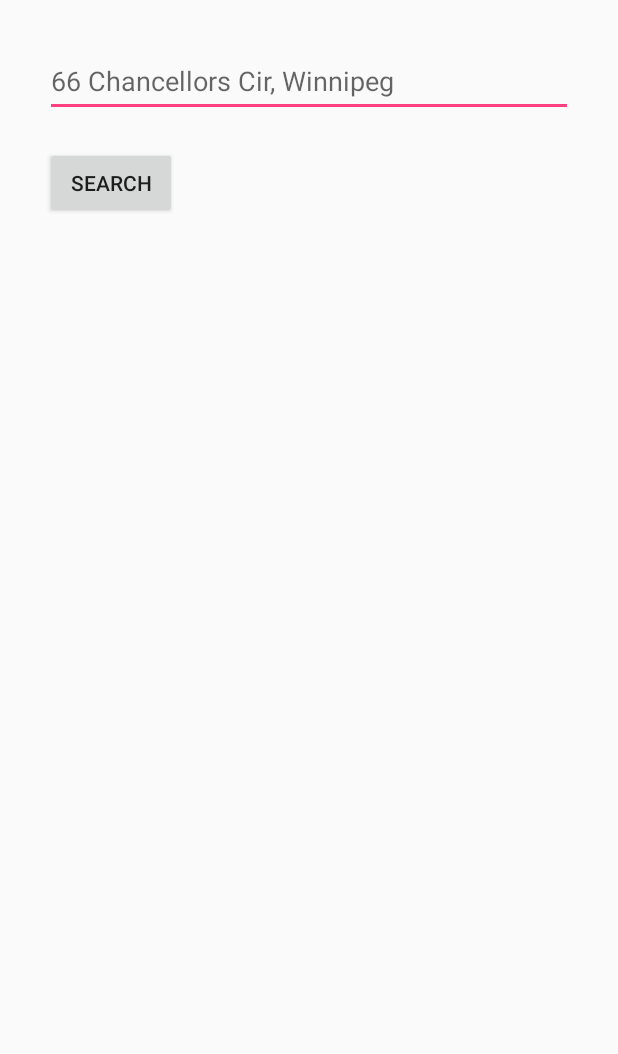
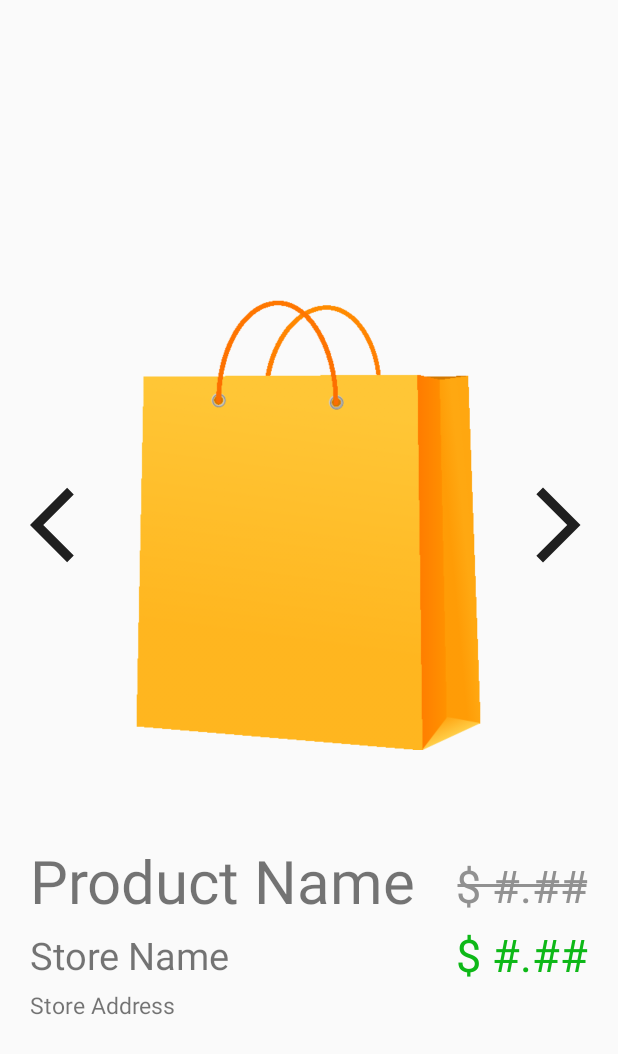
Before and after one commit to timonchen/GoCart, an Android app: the screen it shows after launch (FindClosetStoreActivity before the commit, DealsActivity after it), on a phone screen of 412 x 824 dp. Shown: the top 1054 px of the screen. Run offline under Robolectric (Android 15) with nearby library versions, the phone set to English and light mode, and no system bars; 16 statements that could not run were skipped.

Commit message:
Fully implemented view deals

```diff
--- a/app/src/main/java/comp3350/GoCart/business/AccessStoreProduct.java
+++ b/app/src/main/java/comp3350/GoCart/business/AccessStoreProduct.java
@@ -1,6 +1,8 @@
 package comp3350.GoCart.business;
 
 import java.math.BigDecimal;
+import java.math.RoundingMode;
+import java.security.ProtectionDomain;
 import java.util.ArrayList;
 import java.util.Collections;
 import java.util.List;
@@ -19,7 +21,6 @@ public class AccessStoreProduct {
     private StoreProductPersistence storeProductPersistence;
     private List<StoreProduct> storeProducts;
     private AccessProducts accessProducts;
-
 
 
     public AccessStoreProduct(){
@@ -107,6 +108,25 @@ public class AccessStoreProduct {
         return result;
     }
 
+    // Variation of findCheapestStore
+    // Given a product, this method will find the cheapest store that sells that product
+    public StoreProduct findCheapestStore(Product product) {
+        List<StoreProduct> storeProducts = findAllProducts(product);    // List containing all variations of a product
+        StoreProduct cheapestStore = null;
+
+        // Loop through all the storeProducts to find the cheapest storeProduct
+        int length = storeProducts.size();
+        for (int i = 0; i < length; i++) {
+            StoreProduct curr = storeProducts.get(i);
+
+            if (cheapestStore == null || (cheapestStore.getPrice().compareTo(curr.getPrice()) == 1)) {  // if .compareTo() returns 1, then cheapestStore's price is more expensive than curr
+                cheapestStore = curr;
+            }
+        }
+
+        return cheapestStore;
+    }
+
 
     //Calculates Total price at given store for list of products
     public BigDecimal calculateTotal(List<Product> currentProducts,List<Integer> quant, String storeID){
@@ -134,5 +154,41 @@ public class AccessStoreProduct {
         return runningTotal;
     }
 
+    /* All stores sell a product at a different price. Although the stores are selling the same product, their pices vary amongst stores.
+     * The purpose of this method is to get all the possible variants of a product
+     */
+    private List<StoreProduct> findAllProducts(Product product) {
+        List<StoreProduct> storeProducts = storeProductPersistence.getAllStoreProducts();   // List of all StoreProducts
+        List<StoreProduct> matchingStoreProducts = new ArrayList<StoreProduct>();    // List of all StoreProducts with a matching product as the parameter
+
+        // Get a list of all storeProducts that match with product
+        int length = storeProducts.size();
+        for (int i = 0; i < length; i++) {
+            StoreProduct curr = storeProducts.get(i);   // Current storeProduct
+
+            // StoreProducts of the same Product have the same name, so use that in the comparison
+            if (product.getProductName().equals(curr.getProductName())) {
+                matchingStoreProducts.add(curr);
+            }
+        }
+
+        return matchingStoreProducts;
+    }
+
+    public BigDecimal findAveragePrice(Product product) {
+        BigDecimal avgPrice = new BigDecimal(0);
+        List<StoreProduct> matchingStoreProducts = findAllProducts(product);
+
+        // Add up all the prices
+        int length = matchingStoreProducts.size();
+        for (int i = 0; i < length; i++) {
+            avgPrice = avgPrice.add(matchingStoreProducts.get(i).getPrice());
+        }
+
+        // Divide by length to find average
+        avgPrice = avgPrice.divide(BigDecimal.valueOf(length), 2, RoundingMode.DOWN);
+
+        return avgPrice;
+    }
 
 }
--- a/app/src/main/java/comp3350/GoCart/persistence/ProductPersistence.java
+++ b/app/src/main/java/comp3350/GoCart/persistence/ProductPersistence.java
@@ -12,10 +12,4 @@ public interface ProductPersistence {
     List<Product> searchProductsByName(String productName);
 
     List<Product> getAllProducts();
-    /*
-    Product insertProduct(Product toInsert);
-    Product updateProduct(Product toUpdate);
-    boolean deleteProduct(Product toDelete);
-    List<Product> getProduct(Product currentProduct);
-    */
 }
--- a/app/src/main/java/comp3350/GoCart/persistence/StorePersistence.java
+++ b/app/src/main/java/comp3350/GoCart/persistence/StorePersistence.java
@@ -5,7 +5,6 @@ import java.util.List;
 import comp3350.GoCart.objects.Store;
 
 public interface StorePersistence {
-    //List<Store> getStore(Store currentStore);
     List<Store> getAllStores();
 
 }
--- a/app/src/main/java/comp3350/GoCart/persistence/StoreProductPersistence.java
+++ b/app/src/main/java/comp3350/GoCart/persistence/StoreProductPersistence.java
@@ -6,8 +6,6 @@ import comp3350.GoCart.objects.Store;
 import comp3350.GoCart.objects.StoreProduct;
 
 public interface StoreProductPersistence {
-
-
     List<StoreProduct> getStoreProducts(final String storeID);
-
+    List<StoreProduct> getAllStoreProducts();
 }
--- a/app/src/main/java/comp3350/GoCart/persistence/hsqldb/StoreProductPersistenceHSQLDB.java
+++ b/app/src/main/java/comp3350/GoCart/persistence/hsqldb/StoreProductPersistenceHSQLDB.java
@@ -64,4 +64,25 @@ public class StoreProductPersistenceHSQLDB implements StoreProductPersistence {
             throw new PersistenceException(e);
         }
     }
+
+    @Override
+    public List<StoreProduct> getAllStoreProducts() {
+        final List<StoreProduct> storeProducts = new ArrayList<>();
+
+        try (final Connection c = connection()) {
+            final Statement st = c.createStatement();
+            final ResultSet rs = st.executeQuery("SELECT * FROM STORES_PRODUCTS");
+            while (rs.next()) {
+                final StoreProduct sp = fromResultSet(rs);
+                storeProducts.add(sp);
+            }
+            rs.close();
+            st.close();
+        }
+        catch (final SQLException e) {
+            throw new PersistenceException(e);
+        }
+
+        return storeProducts;
+    }
 }
--- a/app/src/main/java/comp3350/GoCart/persistence/stubs/StoreProductPersistenceStub.java
+++ b/app/src/main/java/comp3350/GoCart/persistence/stubs/StoreProductPersistenceStub.java
@@ -139,4 +139,9 @@ public class StoreProductPersistenceStub implements StoreProductPersistence {
         }
         return newStoreProducts;
     }
+
+    @Override
+    public List<StoreProduct> getAllStoreProducts(){
+        return null;
+    }
 }
--- /dev/null
+++ b/app/src/main/java/comp3350/GoCart/presentation/DealsActivity.java
@@ -0,0 +1,127 @@
+package comp3350.GoCart.presentation;
+
+import android.app.Activity;
+import android.os.Bundle;
+import android.view.View;
+import android.widget.ImageView;
+import android.widget.TextView;
+
+import androidx.annotation.Nullable;
+
+import comp3350.GoCart.R;
+import comp3350.GoCart.business.AccessProducts;
+import comp3350.GoCart.business.AccessStoreProduct;
+import comp3350.GoCart.business.AccessStores;
+import comp3350.GoCart.objects.Product;
+import comp3350.GoCart.objects.Store;
+import comp3350.GoCart.objects.StoreProduct;
+
+import java.math.BigDecimal;
+import java.util.ArrayList;
+import java.util.List;
+
+public class DealsActivity extends Activity {
+    private List<StoreProduct> productsOnDisplay;
+    private List<Product> products;
+    private BigDecimal[] avgPrices;     // avgPrice at an index represents the average price of a product for a product located at the same index in the products arraylist
+    private int currDisplayIndex;
+
+    // Views
+    private ImageView prevButton;
+    private ImageView nextButton;
+    private TextView productName;
+    private TextView storeName;
+    private TextView storeAddress;
+    private TextView avgPrice;
+    private TextView salePrice;
+
+    @Override
+    protected void onCreate(@Nullable Bundle savedInstanceState) {
+        super.onCreate(savedInstanceState);
+        setContentView(R.layout.activity_deals);
+
+        // Find views in activity and assign them to an instance variable
+        prevButton = findViewById(R.id.prevButton);
+        nextButton = findViewById(R.id.nextButton);
+        productName = findViewById(R.id.productName);
+        storeName = findViewById(R.id.storeName);
+        storeAddress = findViewById(R.id.storeAddress);
+        avgPrice = findViewById(R.id.avgPrice);
+        salePrice = findViewById(R.id.salePrice);
+
+        productsOnDisplay = new ArrayList<StoreProduct>();
+
+        // Get all products
+        AccessProducts accessProducts = new AccessProducts();
+        products = accessProducts.getProducts();
+
+        avgPrices = new BigDecimal[products.size()];
+        currDisplayIndex = 0;
+
+        // Initialize first item on display
+        updateProductsDisplay();
+        displayProduct();
+
+        // User clicks on the next arrow
+        nextButton.setOnClickListener(new View.OnClickListener() {
+            @Override
+            public void onClick(View v) {
+                // There are products.size() products that we can display. Prevent user from going beyond that
+                if (currDisplayIndex +1 < products.size()) {
+                    currDisplayIndex++;
+
+                    // There are more products to display, so update our list to add it
+                    if (currDisplayIndex >= productsOnDisplay.size())
+                        updateProductsDisplay();
+
+                    displayProduct();
+                }
+            }
+        });
+
+        // User clicks on the previous arrow
+        prevButton.setOnClickListener(new View.OnClickListener() {
+            @Override
+            public void onClick(View v) {
+                currDisplayIndex--;
+
+                if (currDisplayIndex >= 0)
+                    displayProduct();
+                else    // Can't have negative index, set it back to 0
+                    currDisplayIndex = 0;
+            }
+        });
+    }
+
+    // Display product and store information of StoreProduct from productOnDisplay at index currDisplayIndex
+    private void displayProduct() {
+        StoreProduct productToDisplay = productsOnDisplay.get(currDisplayIndex);
+
+        // Get store that sells this product
+        AccessStores accessStores = new AccessStores();
+        Store store = accessStores.getStoreByID(productToDisplay.getStoreId());
+
+        // Change views in Activity to match product and store's information
+        storeName.setText(store.getStoreName());
+        storeAddress.setText(store.getStoreAddress());
+        productName.setText(productToDisplay.getProductName());
+        salePrice.setText("$ " + productToDisplay.getPrice().toString());
+        avgPrice.setText("$ " + avgPrices[currDisplayIndex].toString());
+    }
+
+    /* Only call this method if currDisplayIndex >= productsOnDisplay.length
+     * This method updates the list of products on display by adding a new StoreProduct on productsOnDisplay
+     * It uses product at index currDisplayIndex from products list, and finds an appropriate StoreProduct equivalent which gets appended to the end of productsOnDisp[lay
+     */
+    private void updateProductsDisplay() {
+        Product newProduct = products.get(currDisplayIndex);
+        AccessStoreProduct accessStoreProduct = new AccessStoreProduct();
+
+        // Get the average price for product
+        avgPrices[currDisplayIndex] = accessStoreProduct.findAveragePrice(newProduct);
+
+        // Add the cheapest StoreProduct that contains the product to the list
+        productsOnDisplay.add(accessStoreProduct.findCheapestStore(newProduct));
+    }
+
+}
--- a/app/src/main/java/comp3350/GoCart/presentation/ProductsRecViewAdapter.java
+++ b/app/src/main/java/comp3350/GoCart/presentation/ProductsRecViewAdapter.java
@@ -52,11 +52,6 @@ public class ProductsRecViewAdapter extends RecyclerView.Adapter<ProductsRecView
     public void onBindViewHolder(@NonNull ViewHolder holder, int position) {
         holder.productName.setText(products.get(position).getProductName());
         holder.productPrice.setText(products.get(position).getPrice().toString());
-
-
-
-        // String price = "$" + products.get(position).getProductPrice().toString();
-        // holder.productPrice.setText(price);
     }
 
     @Override
--- /dev/null
+++ b/app/src/main/res/drawable/arrow_left.xml
@@ -0,0 +1,5 @@
+<vector android:autoMirrored="true" android:height="60dp"
+    android:tint="#1f1f1f" android:viewportHeight="24"
+    android:viewportWidth="24" android:width="60dp" xmlns:android="http://schemas.android.com/apk/res/android">
+    <path android:fillColor="@android:color/white" android:pathData="M11.67,3.87L9.9,2.1 0,12l9.9,9.9 1.77,-1.77L3.54,12z"/>
+</vector>
--- /dev/null
+++ b/app/src/main/res/drawable/arrow_right.xml
@@ -0,0 +1,5 @@
+<vector android:autoMirrored="true" android:height="60dp"
+    android:tint="#1f1f1f" android:viewportHeight="24"
+    android:viewportWidth="24" android:width="60dp" xmlns:android="http://schemas.android.com/apk/res/android">
+    <path android:fillColor="@android:color/white" android:pathData="M6.23,20.23l1.77,1.77l10,-10l-10,-10l-1.77,1.77l8.23,8.23z"/>
+</vector>
--- /dev/null
+++ b/app/src/main/res/drawable/price_dash.xml
@@ -0,0 +1,8 @@
+<?xml version="1.0" encoding="utf-8"?>
+<shape xmlns:android="http://schemas.android.com/apk/res/android"
+    android:shape="line">
+    <stroke
+        android:width="2dp"
+        android:color="#919191"
+        />
+</shape>
--- /dev/null
+++ b/app/src/main/res/layout/activity_deals.xml
@@ -0,0 +1,120 @@
+<?xml version="1.0" encoding="utf-8"?>
+<RelativeLayout xmlns:android="http://schemas.android.com/apk/res/android"
+    android:layout_width="match_parent"
+    android:layout_height="match_parent"
+    xmlns:tools="http://schemas.android.com/tools"
+    tools:context="comp3350.GoCart.presentation.DealsActivity">
+
+    <!-- Layout for product image and arrows -->
+    <RelativeLayout
+        android:id="@+id/productLayout"
+        android:layout_width="wrap_content"
+        android:layout_height="wrap_content"
+        android:layout_marginTop="200dp">
+        <!-- Product Image -->
+        <ImageView
+            android:id="@+id/productImage"
+            android:layout_width="250dp"
+            android:layout_height="300dp"
+
+            android:src="@drawable/shopping_bag"
+            android:layout_centerHorizontal="true"
+            />
+
+        <RelativeLayout
+            android:layout_width="wrap_content"
+            android:layout_height="wrap_content"
+            android:layout_marginTop="120dp">
+
+            <!-- Left button -->
+            <ImageView
+                android:id="@+id/prevButton"
+                android:layout_width="wrap_content"
+                android:layout_height="wrap_content"
+                android:src="@drawable/arrow_left"
+                android:layout_marginLeft="20dp"/>
+
+            <!-- Right button -->
+            <ImageView
+                android:id="@+id/nextButton"
+                android:layout_width="wrap_content"
+                android:layout_height="wrap_content"
+                android:layout_alignParentRight="true"
+                android:src="@drawable/arrow_right"
+                android:layout_marginRight="10dp"/>
+        </RelativeLayout>
+    </RelativeLayout>
+
+    <!-- Layout for the Product/ Store information -->
+    <RelativeLayout
+        android:layout_width="wrap_content"
+        android:layout_height="wrap_content"
+        android:layout_below="@id/productLayout"
+        android:layout_marginLeft="20dp"
+        android:layout_marginTop="60dp">
+
+        <!-- Product Name -->
+        <TextView
+            android:id="@+id/productName"
+            android:layout_width="wrap_content"
+            android:layout_height="wrap_content"
+            android:text="Product Name"
+            android:textSize="40dp"
+            />
+
+        <!-- Store Name -->
+        <TextView
+            android:id="@+id/storeName"
+            android:layout_width="wrap_content"
+            android:layout_height="wrap_content"
+            android:text="Store Name"
+            android:textSize="25dp"
+            android:layout_below="@id/productName"
+            android:layout_marginTop="5dp"
+            />
+
+        <!-- Store Address -->
+        <TextView
+            android:id="@+id/storeAddress"
+            android:layout_width="wrap_content"
+            android:layout_height="wrap_content"
+            android:text="Store Address"
+            android:textSize="15dp"
+            android:layout_below="@id/storeName"
+            android:layout_marginTop="5dp"
+            />
+    </RelativeLayout>
+
+    <!-- Layout for prices -->
+    <RelativeLayout
+        android:layout_width="wrap_content"
+        android:layout_height="wrap_content"
+        android:layout_below="@id/productLayout"
+        android:layout_marginRight="20dp"
+        android:layout_marginTop="70dp"
+        android:layout_alignParentRight="true">
+
+        <TextView
+            android:id="@+id/avgPrice"
+            android:layout_width="wrap_content"
+            android:layout_height="wrap_content"
+            android:textColor="#919191"
+            android:background="@drawable/price_dash"
+            android:text="$ #.##"
+            android:textSize="30dp"
+            />
+
+        <TextView
+            android:id="@+id/salePrice"
+            android:layout_width="wrap_content"
+            android:layout_height="wrap_content"
+            android:textColor="#0db817"
+            android:text="$ #.##"
+            android:textSize="30dp"
+            android:layout_marginTop="5dp"
+            android:layout_below="@id/avgPrice"/>
+    </RelativeLayout>
+
+
+
+</RelativeLayout>
```
Also changed, not shown: app/src/main/AndroidManifest.xml (+9 -0 lines), app/src/main/java/comp3350/GoCart/business/AccessProducts.java (+4 -3 lines), app/src/main/java/comp3350/GoCart/business/AccessStores.java (+15 -0 lines), app/src/main/java/comp3350/GoCart/presentation/HomeActivity.java (+9 -2 lines), app/src/main/res/layout/activity_home.xml (+10 -0 lines), 2 other files.
